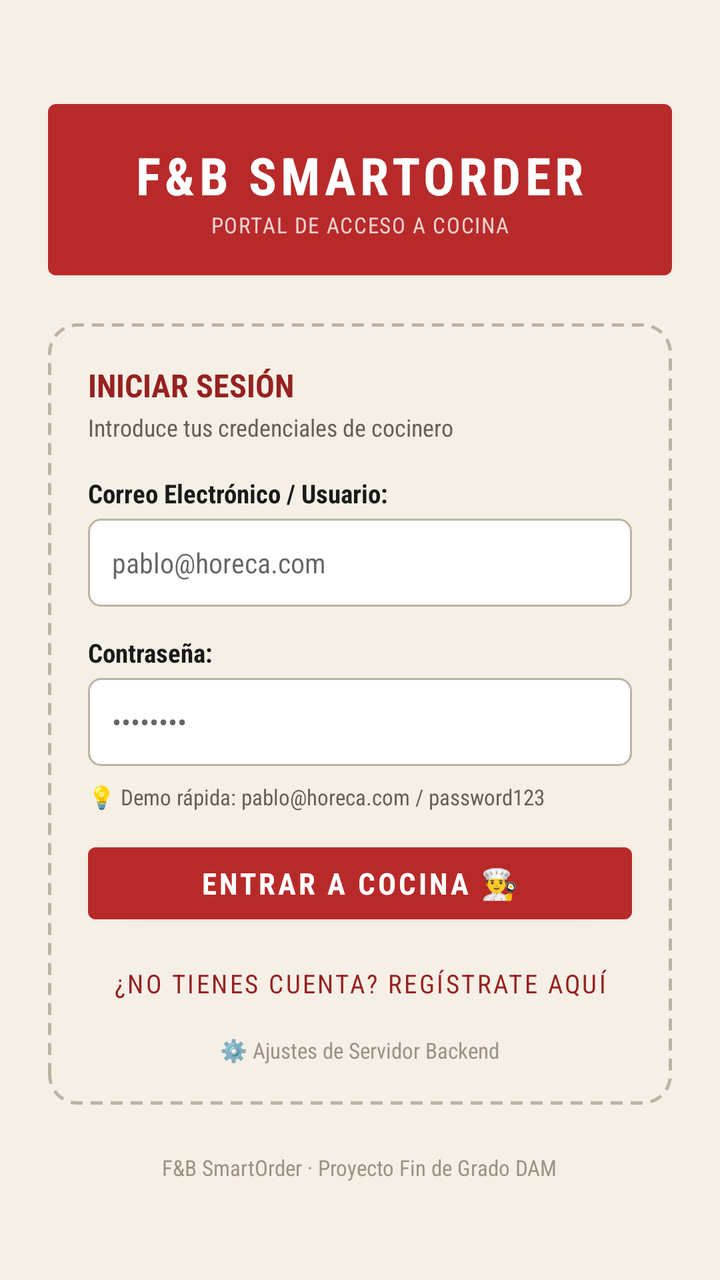
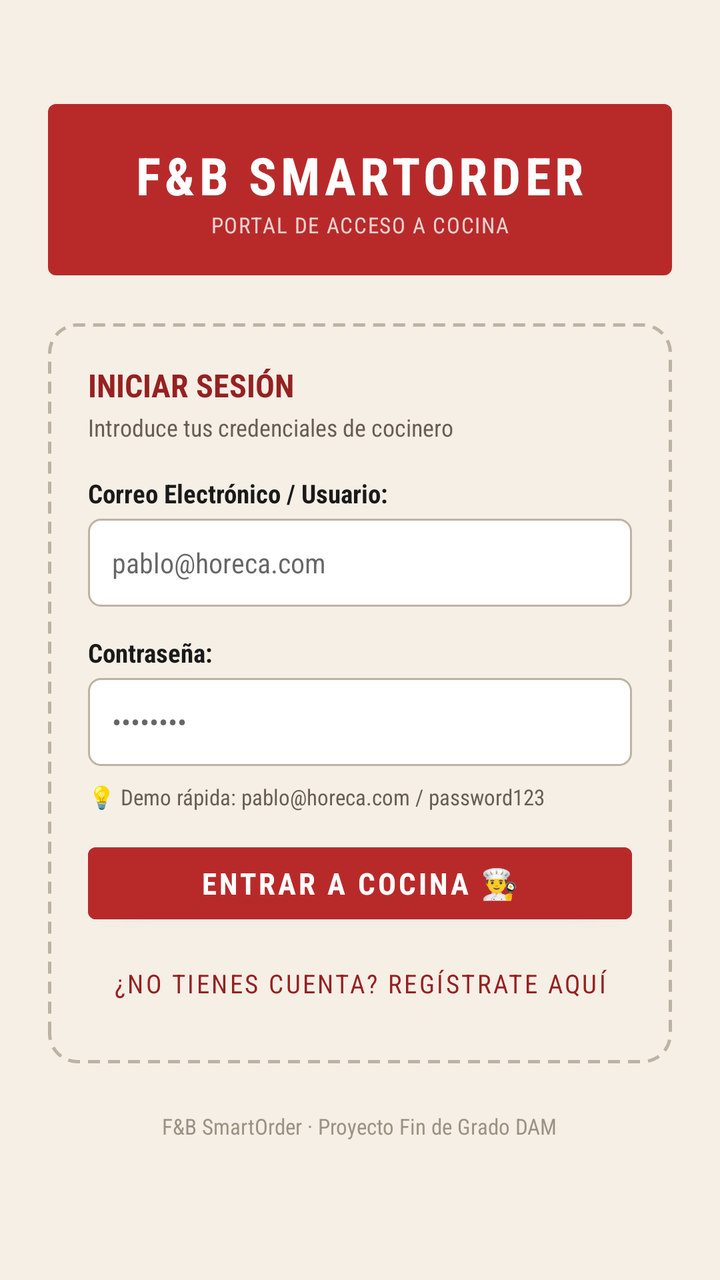

Before-and-after screenshots of an Android layout around one commit, followed by the original layout XML and the change that was made.
<!-- AndroidManifest.xml: application theme Theme.FBSmartOrder -->
<!-- res/layout/activity_login.xml -->
<?xml version="1.0" encoding="utf-8"?>
<ScrollView xmlns:android="http://schemas.android.com/apk/res/android"
    xmlns:app="http://schemas.android.com/apk/res-auto"
    xmlns:tools="http://schemas.android.com/tools"
    android:layout_width="match_parent"
    android:layout_height="match_parent"
    android:background="@color/bg_paper"
    android:fillViewport="true">

    <LinearLayout
        android:layout_width="match_parent"
        android:layout_height="wrap_content"
        android:gravity="center_horizontal"
        android:orientation="vertical"
        android:padding="24dp">

        
        <LinearLayout
            android:layout_width="match_parent"
            android:layout_height="wrap_content"
            android:layout_marginTop="28dp"
            android:background="@drawable/bg_stamp_header"
            android:gravity="center"
            android:orientation="vertical"
            android:paddingTop="18dp"
            android:paddingBottom="18dp">

            <TextView
                android:layout_width="wrap_content"
                android:layout_height="wrap_content"
                android:fontFamily="sans-serif-condensed"
                android:letterSpacing="0.08"
                android:text="F&amp;B SMARTORDER"
                android:textColor="@color/white"
                android:textSize="26sp"
                android:textStyle="bold" />

            <TextView
                android:layout_width="wrap_content"
                android:layout_height="wrap_content"
                android:fontFamily="sans-serif-condensed"
                android:letterSpacing="0.05"
                android:text="PORTAL DE ACCESO A COCINA"
                android:textColor="#F0D0D0"
                android:textSize="11sp" />
        </LinearLayout>

        
        <LinearLayout
            android:layout_width="match_parent"
            android:layout_height="wrap_content"
            android:layout_marginTop="24dp"
            android:background="@drawable/bg_search_dashed"
            android:orientation="vertical"
            android:padding="20dp">

            <TextView
                android:layout_width="wrap_content"
                android:layout_height="wrap_content"
                android:fontFamily="sans-serif-condensed"
                android:text="INICIAR SESIÓN"
                android:textColor="@color/stamp_red_dark"
                android:textSize="16sp"
                android:textStyle="bold" />

            <TextView
                android:layout_width="wrap_content"
                android:layout_height="wrap_content"
                android:layout_marginTop="2dp"
                android:fontFamily="sans-serif-condensed"
                android:text="Introduce tus credenciales de cocinero"
                android:textColor="@color/text_secondary"
                android:textSize="12sp" />

            
            <TextView
                android:layout_width="wrap_content"
                android:layout_height="wrap_content"
                android:layout_marginTop="16dp"
                android:fontFamily="sans-serif-condensed"
                android:text="Correo Electrónico / Usuario:"
                android:textColor="@color/text_primary"
                android:textSize="13sp"
                android:textStyle="bold" />

            <EditText
                android:id="@+id/etLoginEmail"
                android:layout_width="match_parent"
                android:layout_height="44dp"
                android:layout_marginTop="4dp"
                android:background="@drawable/bg_search_input"
                android:fontFamily="sans-serif-condensed"
                android:hint="pablo@horeca.com"
                android:inputType="textEmailAddress"
                android:paddingStart="12dp"
                android:paddingEnd="12dp"
                android:textColor="@color/text_primary"
                android:textSize="14sp" />

            
            <TextView
                android:layout_width="wrap_content"
                android:layout_height="wrap_content"
                android:layout_marginTop="14dp"
                android:fontFamily="sans-serif-condensed"
                android:text="Contraseña:"
                android:textColor="@color/text_primary"
                android:textSize="13sp"
                android:textStyle="bold" />

            <EditText
                android:id="@+id/etLoginPassword"
                android:layout_width="match_parent"
                android:layout_height="44dp"
                android:layout_marginTop="4dp"
                android:background="@drawable/bg_search_input"
                android:fontFamily="sans-serif-condensed"
                android:hint="••••••••"
                android:inputType="textPassword"
                android:paddingStart="12dp"
                android:paddingEnd="12dp"
                android:textColor="@color/text_primary"
                android:textSize="14sp" />

            
            <TextView
                android:layout_width="match_parent"
                android:layout_height="wrap_content"
                android:layout_marginTop="8dp"
                android:fontFamily="sans-serif-condensed"
                android:text="💡 Demo rápida: pablo@horeca.com / password123"
                android:textColor="@color/text_secondary"
                android:textSize="11sp" />

            
            <ProgressBar
                android:id="@+id/pbLoginLoading"
                android:layout_width="wrap_content"
                android:layout_height="wrap_content"
                android:layout_gravity="center_horizontal"
                android:layout_marginTop="10dp"
                android:visibility="gone" />

            
            <Button
                android:id="@+id/btnLoginEnter"
                android:layout_width="match_parent"
                android:layout_height="48dp"
                android:layout_marginTop="12dp"
                android:backgroundTint="@color/stamp_red"
                android:fontFamily="sans-serif-condensed"
                android:text="ENTRAR A COCINA 👨‍🍳"
                android:textColor="@color/white"
                android:textSize="15sp"
                android:textStyle="bold" />

            
            <Button
                android:id="@+id/btnGoToRegister"
                style="@style/Widget.MaterialComponents.Button.TextButton"
                android:layout_width="match_parent"
                android:layout_height="40dp"
                android:layout_marginTop="6dp"
                android:fontFamily="sans-serif-condensed"
                android:text="¿No tienes cuenta? Regístrate aquí"
                android:textColor="@color/stamp_red_dark"
                android:textSize="13sp" />

            
            <TextView
                android:id="@+id/btnToggleServerSettings"
                android:layout_width="wrap_content"
                android:layout_height="wrap_content"
                android:layout_gravity="center_horizontal"
                android:layout_marginTop="6dp"
                android:fontFamily="sans-serif-condensed"
                android:text="⚙️ Ajustes de Servidor Backend"
                android:textColor="@color/text_muted"
                android:textSize="11sp" />

            <LinearLayout
                android:id="@+id/layoutServerSettings"
                android:layout_width="match_parent"
                android:layout_height="wrap_content"
                android:layout_marginTop="8dp"
                android:orientation="vertical"
                android:visibility="gone">

                <EditText
                    android:id="@+id/etLoginServer"
                    android:layout_width="match_parent"
                    android:layout_height="40dp"
                    android:background="@drawable/bg_search_input"
                    android:fontFamily="sans-serif-condensed"
                    android:hint="http://10.0.2.2:8000/ o https://..."
                    android:inputType="textUri"
                    android:paddingStart="10dp"
                    android:paddingEnd="10dp"
                    android:textColor="@color/text_primary"
                    android:textSize="12sp" />
            </LinearLayout>

        </LinearLayout>

        <TextView
            android:layout_width="wrap_content"
            android:layout_height="wrap_content"
            android:layout_marginTop="24dp"
            android:fontFamily="sans-serif-condensed"
            android:text="F&amp;B SmartOrder · Proyecto Fin de Grado DAM"
            android:textColor="@color/text_muted"
            android:textSize="11sp" />

    </LinearLayout>
</ScrollView>
<!-- resources referenced by this layout -->
<resources>
  <color name="bg_paper">#F5EFE6</color>
  <color name="stamp_red">#B82A2A</color>
  <color name="stamp_red_dark">#962121</color>
  <color name="text_muted">#9C9283</color>
  <color name="text_primary">#1A1A1A</color>
  <color name="text_secondary">#665E54</color>
  <color name="white">#FFFFFFFF</color>
  <!-- drawable bg_search_dashed (drawable) -->
  <?xml version="1.0" encoding="utf-8"?>
  <shape xmlns:android="http://schemas.android.com/apk/res/android"
      android:shape="rectangle">
      <solid android:color="@android:color/transparent" />
      <stroke
          android:width="1.5dp"
          android:color="@color/border_dashed"
          android:dashWidth="6dp"
          android:dashGap="4dp" />
      <corners android:radius="14dp" />
  </shape>
  <!-- drawable bg_search_input (drawable) -->
  <?xml version="1.0" encoding="utf-8"?>
  <shape xmlns:android="http://schemas.android.com/apk/res/android"
      android:shape="rectangle">
      <solid android:color="#FFFFFF" />
      <stroke
          android:width="1dp"
          android:color="@color/border_dashed" />
      <corners android:radius="6dp" />
  </shape>
  <!-- drawable bg_stamp_header (drawable) -->
  <?xml version="1.0" encoding="utf-8"?>
  <shape xmlns:android="http://schemas.android.com/apk/res/android"
      android:shape="rectangle">
      <solid android:color="@color/stamp_red" />
      <corners android:radius="4dp" />
  </shape>
  <style name="Theme.FBSmartOrder" parent="Theme.MaterialComponents.DayNight.NoActionBar">
          <item name="colorPrimary">@color/stamp_red</item>
          <item name="colorPrimaryVariant">@color/stamp_red_dark</item>
          <item name="colorOnPrimary">@color/white</item>
          <item name="android:windowBackground">@color/bg_paper</item>
          <item name="android:statusBarColor">@color/bg_paper</item>
          <item name="android:windowLightStatusBar" tools:targetApi="m">true</item>
      </style>
  <color name="border_dashed">#BDB3A3</color>
</resources>

<!-- the commit's change to res/layout/activity_login.xml (unified diff, before → after) -->
@@ -166,40 +166,6 @@
                 android:textColor="@color/stamp_red_dark"
                 android:textSize="13sp" />
 
-            
-            <TextView
-                android:id="@+id/btnToggleServerSettings"
-                android:layout_width="wrap_content"
-                android:layout_height="wrap_content"
-                android:layout_gravity="center_horizontal"
-                android:layout_marginTop="6dp"
-                android:fontFamily="sans-serif-condensed"
-                android:text="⚙️ Ajustes de Servidor Backend"
-                android:textColor="@color/text_muted"
-                android:textSize="11sp" />
-
-            <LinearLayout
-                android:id="@+id/layoutServerSettings"
-                android:layout_width="match_parent"
-                android:layout_height="wrap_content"
-                android:layout_marginTop="8dp"
-                android:orientation="vertical"
-                android:visibility="gone">
-
-                <EditText
-                    android:id="@+id/etLoginServer"
-                    android:layout_width="match_parent"
-                    android:layout_height="40dp"
-                    android:background="@drawable/bg_search_input"
-                    android:fontFamily="sans-serif-condensed"
-                    android:hint="http://10.0.2.2:8000/ o https://..."
-                    android:inputType="textUri"
-                    android:paddingStart="10dp"
-                    android:paddingEnd="10dp"
-                    android:textColor="@color/text_primary"
-                    android:textSize="12sp" />
-            </LinearLayout>
-
         </LinearLayout>
 
         <TextView
